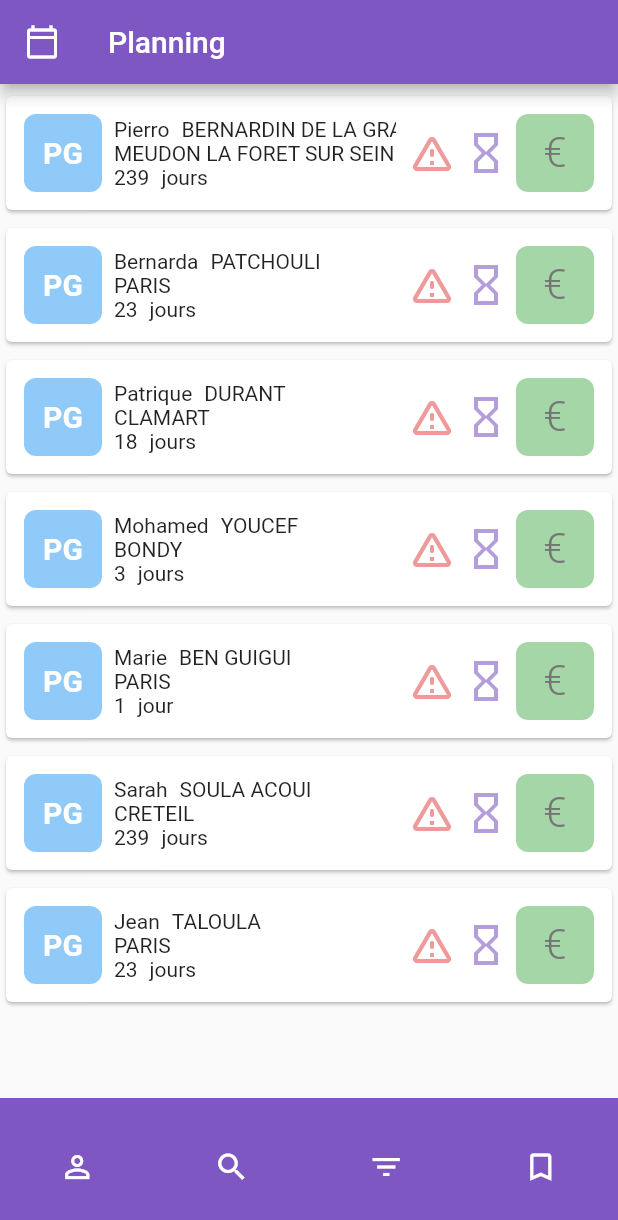
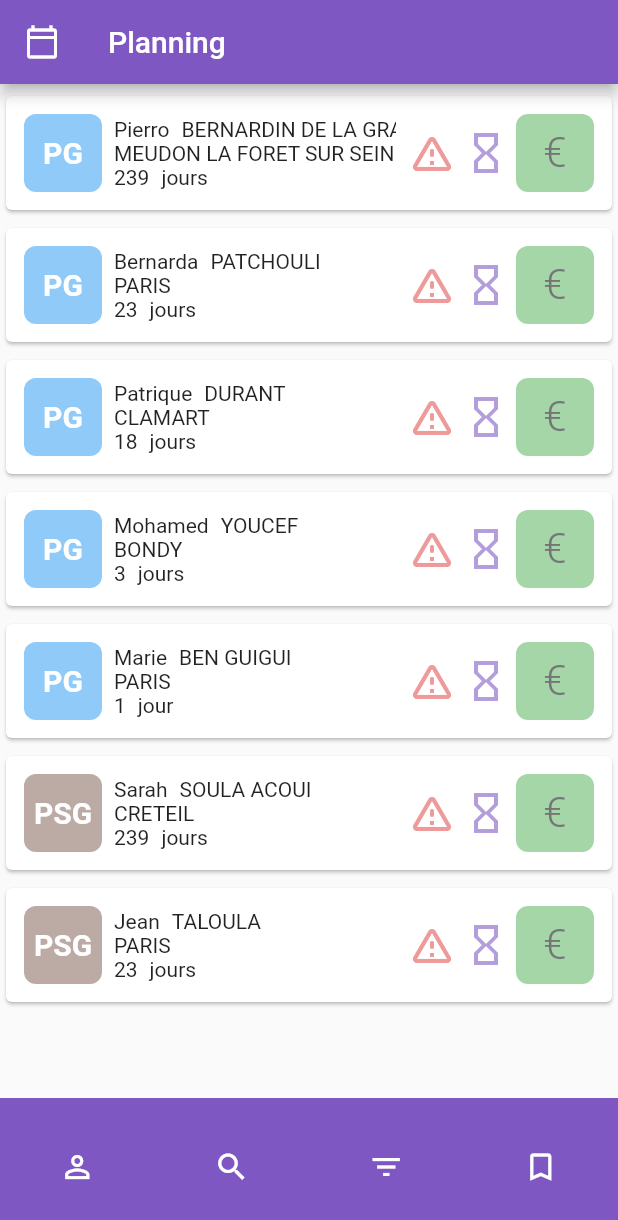
Before and after one commit to GreatPy/sd_tech_app, a Flutter app: the screen it shows after launch, on a phone screen of 412 x 824 dp. Shown: the top 1220 px of the screen. Run offline on Flutter 3.47's test engine with Material 2 defaults, Android fonts, the phone set to English and light mode, and no system bars; our stand-ins replace keyboard_dismisser.

Commit message:
exam type box set dinamic

```diff
--- a/lib/widgets/generals/exam_box/exam_box.dart
+++ b/lib/widgets/generals/exam_box/exam_box.dart
@@ -1,6 +1,5 @@
 import 'package:flutter/material.dart';
 import 'package:sd_tech/models/styles.dart';
-import 'package:sd_tech/models/enums/exam_type_enum.dart';
 import 'package:sd_tech/widgets/generals/exam_box/costumer_infos_box.dart';
 import 'package:sd_tech/models/typed_exam.dart';
 import 'package:sd_tech/widgets/generals/exam_box/exam_type_box.dart';
@@ -27,9 +26,7 @@ class _TypedExamBoxState extends State<ExamBox> {
             padding: const EdgeInsets.all(12),
             child: Row(
               children: [
-                const ExamTypeBox(
-                  examType: ExamTypeEnum.pg,
-                ),
+                ExamTypeBox(exam: widget.exam),
                 const SizedBox(width: 8),
                 Expanded(child: CostumerInfos(exam: widget.exam)),
                 const SizedBox(width: 8),
--- a/lib/widgets/generals/exam_box/exam_type_box.dart
+++ b/lib/widgets/generals/exam_box/exam_type_box.dart
@@ -1,26 +1,29 @@
 import 'package:flutter/material.dart';
 import 'package:sd_tech/models/styles.dart';
+import 'package:sd_tech/models/typed_exam.dart';
 import 'package:sd_tech/widgets/generals/styled_text.dart';
-import 'package:sd_tech/models/enums/exam_type_enum.dart';
 
 class ExamTypeBox extends StatelessWidget {
   const ExamTypeBox({
     super.key,
-    required this.examType,
+    required this.exam,
   });
-  final ExamTypeEnum examType;
+  final TypedExam exam;
 
   @override
   Widget build(BuildContext context) {
+    String content = exam.type.name.toUpperCase();
+    Color color = content == "PG" ? pgColor : Colors.brown.shade200;
     return Container(
       decoration: BoxDecoration(
-          borderRadius: const BorderRadius.all(Radius.circular(8)),
-          color: pgColor),
+        borderRadius: const BorderRadius.all(Radius.circular(8)),
+        color: color,
+      ),
       height: boxSize,
       width: boxSize,
-      child: const Center(
+      child: Center(
           child: StyledText(
-        content: "PG",
+        content: content,
         color: Colors.white,
         fontSize: 20,
         fontWeight: FontWeight.bold,
```
